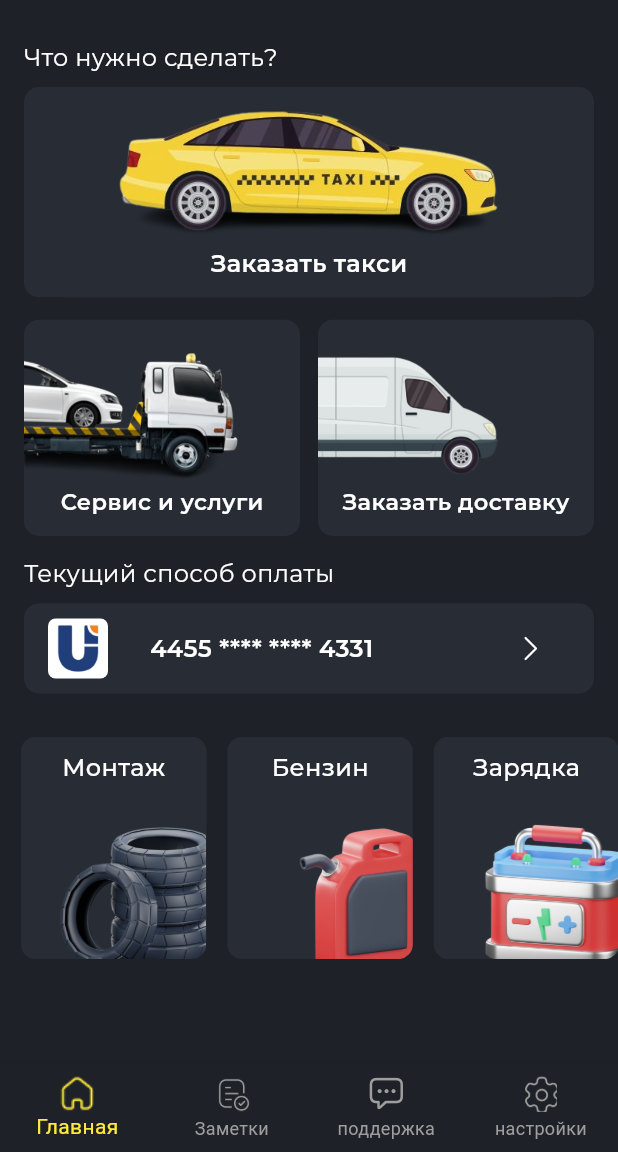
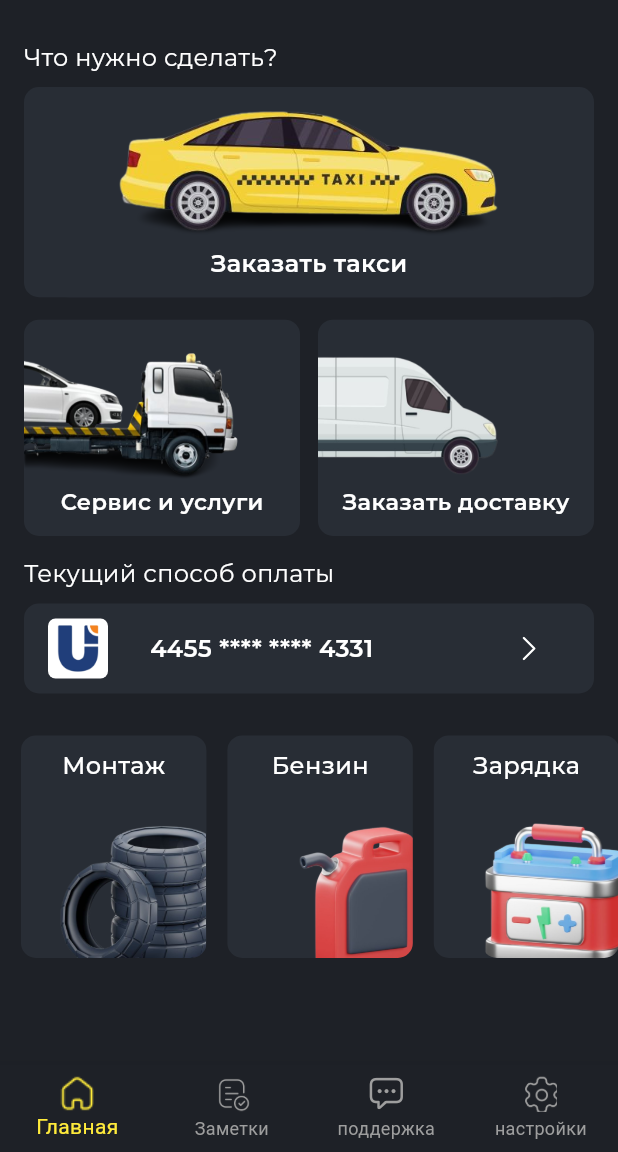
Before and after one commit to Vakhiddev/taxiapp, a Flutter app: the MainScreen screen opened directly, on a phone screen of 412 x 824 dp, the part 84-1236 px from its top. Run offline on Flutter 3.47's test engine with Material 3 defaults, Android fonts, the phone set to English and light mode, and no system bars; our stand-ins replace flutter_svg, google_fonts, image_picker, package_info_plus; project files that could hold a hidden picture were left out.

Commit message:
fix size CreditCard, Drawer, ServiceButtons List

```diff
--- a/lib/custom_widgets/credit_card.dart
+++ b/lib/custom_widgets/credit_card.dart
@@ -2,7 +2,7 @@
 import 'package:flutter_svg/svg.dart';
 import 'package:taxiapp/custom_widgets/text_container.dart';
 
-Widget customCard({required String image, required String cardNumber, VoidCallback? onTap}) {
+Widget customCard({required String image,required double height, required String cardNumber, VoidCallback? onTap}) {
   return Padding(
     padding: const EdgeInsets.symmetric(horizontal: 16.0),
     child: InkWell(
@@ -41,9 +41,7 @@
                     "4455 **** **** 4331",
                     fontWeight: FontWeight.w600,
                   ),
-                  const SizedBox(
-                    width: 100,
-                  ),
+                   SizedBox(width: height*0.12),
                   GestureDetector(
                       onTap: onTap,
                       child: SvgPicture.asset("assets/icons/right.svg"))
--- a/lib/custom_widgets/custom_drawer.dart
+++ b/lib/custom_widgets/custom_drawer.dart
@@ -8,7 +8,7 @@
 import 'package:package_info_plus/package_info_plus.dart';
 import 'package:taxiapp/custom_widgets/text_container.dart';
 
-Drawer drawer({required PackageInfo packageInfo, XFile? image,  VoidCallback? avatarPressed,  VoidCallback? iconPressed }) {
+Drawer drawer({required PackageInfo packageInfo,required double height,  XFile? image,  VoidCallback? avatarPressed,  VoidCallback? iconPressed }) {
   return Drawer(
     backgroundColor: const Color(0xff1E2127),
     child: Padding(
@@ -95,7 +95,6 @@
                   // Handle history button tap
                 },
               ),
-
               ListTile(
                 leading:  ImageIcon(const AssetImage("assets/icons/Wallet.png"), color: Colors.grey.shade700,),
                 title: const TextContainer(
@@ -106,8 +105,7 @@
                   // Handle payment button tap
                 },
               ),
-              ListTile
-                (
+              ListTile(
                 leading:  ImageIcon(const AssetImage("assets/icons/Setting.png"), color: Colors.grey.shade700),
                 title: const TextContainer(
                   'Настройки',
@@ -128,7 +126,7 @@
                 },
               ),
 
-              const SizedBox(height: 270),
+              SizedBox(height: height * 0.32),
 
               Padding(
                 padding: const EdgeInsets.only(left: 8.0, bottom: 8),
@@ -142,7 +140,7 @@
                 ),
               ),
 
-              const SizedBox(height: 24),
+              SizedBox(height: height * 0.03),
 
               Padding(
                 padding: const EdgeInsets.only(left: 8.0),
--- a/lib/screens copy/home.dart
+++ b/lib/screens copy/home.dart
@@ -101,12 +101,13 @@
           //   ),
           // ),
           //
-          customCard(image: "assets/images/uz_card.png", cardNumber: "4455 **** **** 4331"),
+          customCard(image: "assets/images/uz_card.png", cardNumber: "4455 **** **** 4331", height: height),
 
 
-          SizedBox(height: height * 0.035),
 
-          SizedBox(
+          Padding(
+            padding: const EdgeInsets.only(top: 28.0),
+            child: SizedBox(
               height: height * 0.18,
               child: ListView(
                 scrollDirection: Axis.horizontal,
@@ -137,7 +138,9 @@
                       onTap: () {}),
                 ],
               ),
-          )
+            ),
+          ),
+          Spacer(),
         ],
       ),
     );
--- a/lib/screens copy/main_screen.dart
+++ b/lib/screens copy/main_screen.dart
@@ -72,6 +72,7 @@
 
   @override
   Widget build(BuildContext context) {
+    double height = MediaQuery.of(context).size.height;
     return Scaffold(
       key: _scaffoldKey,
       appBar: AppBar(
@@ -124,7 +125,8 @@
           avatarPressed: () async {
             log("message");
             await _pickImage();
-          }),
+          }, height: height
+      ),
       body: pages[currentIndex],
       bottomNavigationBar: Theme(
         data: ThemeData(
```
Lines whose indentation alone changed are shown as unchanged.
